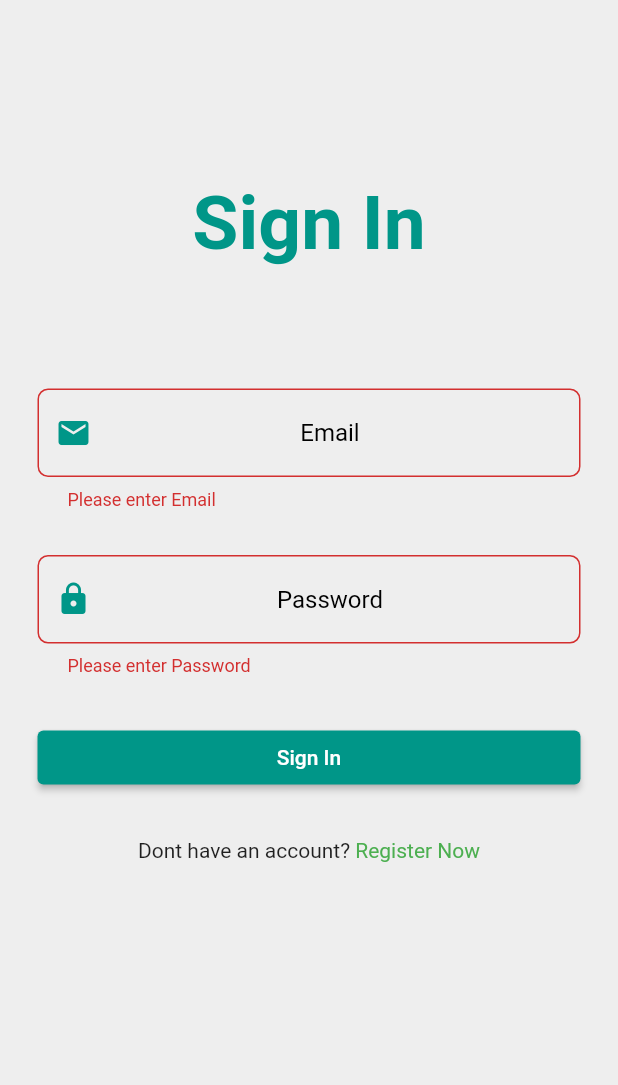
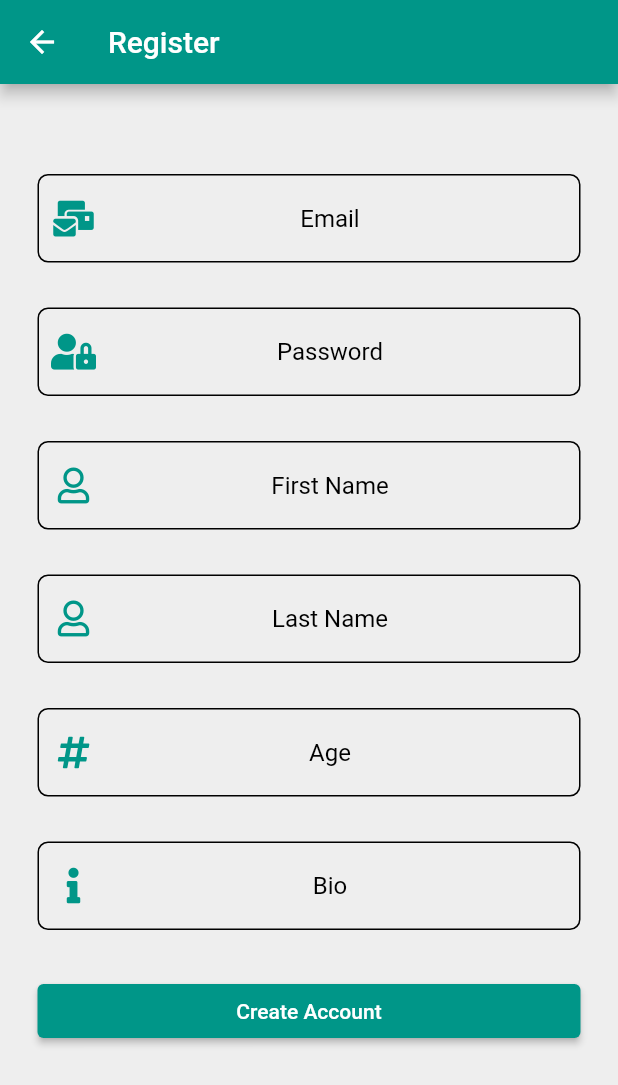
Before and after one commit to LLuque23/MAD-Homework3, a Flutter app: the screen it shows after launch, after a tap on "Sign In", after a tap on "Register Now", on a phone screen of 412 x 824 dp. Shown: the top 1085 px of the screen. Run offline on Flutter 3.47's test engine with Material 2 defaults, Android fonts, the phone set to English and light mode, and no system bars; our stand-ins replace cloud_firestore, email_validator, firebase_auth, firebase_core, font_awesome_flutter; accounts and stored records are empty.

Commit message:
- Create register_screen.dart. - Include email_validator package in pubspec.yaml - Update FirebaseService addUserDocument method to account for the removal of the hometown variable.

```diff
--- a/lib/main.dart
+++ b/lib/main.dart
@@ -4,6 +4,7 @@
 import 'package:homework_3/screens/home_screen.dart';
 import 'package:homework_3/screens/landing_screen.dart';
 import 'package:homework_3/screens/login_screen.dart';
+import 'package:homework_3/screens/register_screen.dart';
 
 void main() async {
   WidgetsFlutterBinding.ensureInitialized();
@@ -26,7 +27,7 @@
       home: LandingScreen(),
       routes: <String, WidgetBuilder>{
         '/login': (BuildContext context) => const LoginScreen(),
-        // '/register': (BuildContext context) => const RegisterScreen(),
+        '/register': (BuildContext context) => const RegisterScreen(),
         '/home': (BuildContext context) => const HomeScreen(),
       },
     );
--- a/lib/screens/login_screen.dart
+++ b/lib/screens/login_screen.dart
@@ -1,5 +1,6 @@
 import 'package:firebase_auth/firebase_auth.dart';
 import 'package:flutter/material.dart';
+import 'package:font_awesome_flutter/font_awesome_flutter.dart';
 import 'package:homework_3/components/snackbar.dart';
 import 'package:homework_3/constants/constants.dart';
 import 'package:homework_3/services/firebase_service.dart';
@@ -62,7 +63,7 @@ class _LoginScreenState extends State<LoginScreen> {
                         decoration: kTextFieldDecoration.copyWith(
                           hintText: 'Email',
                           prefixIcon: const Icon(
-                            Icons.email,
+                            FontAwesomeIcons.mailBulk,
                             color: kAppColor,
                           ),
                         ),
@@ -80,11 +81,12 @@ class _LoginScreenState extends State<LoginScreen> {
                         },
                         textAlign: TextAlign.center,
                         decoration: kTextFieldDecoration.copyWith(
-                            hintText: 'Password',
-                            prefixIcon: const Icon(
-                              Icons.lock,
-                              color: kAppColor,
-                            )),
+                          hintText: 'Password',
+                          prefixIcon: const Icon(
+                            FontAwesomeIcons.userLock,
+                            color: kAppColor,
+                          ),
+                        ),
                       ),
                       const SizedBox(height: 30),
                       SizedBox(
@@ -130,7 +132,7 @@ class _LoginScreenState extends State<LoginScreen> {
                             child: const Text(
                               'Register Now',
                               style: TextStyle(
-                                color: Colors.green,
+                                color: kAppColor,
                               ),
                             ),
                             onTap: () {
--- /dev/null
+++ b/lib/screens/register_screen.dart
@@ -0,0 +1,197 @@
+import 'package:email_validator/email_validator.dart';
+import 'package:flutter/material.dart';
+import 'package:font_awesome_flutter/font_awesome_flutter.dart';
+import 'package:homework_3/components/snackbar.dart';
+import 'package:homework_3/constants/constants.dart';
+import 'package:homework_3/services/firebase_service.dart';
+
+class RegisterScreen extends StatefulWidget {
+  const RegisterScreen({Key? key}) : super(key: key);
+
+  @override
+  _RegisterScreenState createState() => _RegisterScreenState();
+}
+
+class _RegisterScreenState extends State<RegisterScreen> {
+  final _formkey = GlobalKey<FormState>();
+  String email = '';
+  String password = '';
+  String fName = '';
+  String lName = '';
+  String age = '';
+  String bio = '';
+  bool isloading = false;
+  final FirebaseService _firebaseService = FirebaseService();
+
+  @override
+  Widget build(BuildContext context) {
+    return isloading
+        ? const Center(
+            child: CircularProgressIndicator(
+              backgroundColor: kAppColor,
+              valueColor: AlwaysStoppedAnimation(Colors.white),
+            ),
+          )
+        : Scaffold(
+            appBar: AppBar(
+              title: const Text('Register'),
+            ),
+            body: Form(
+              key: _formkey,
+              child: Container(
+                height: double.infinity,
+                width: double.infinity,
+                color: Colors.grey[200],
+                child: SingleChildScrollView(
+                  padding:
+                      const EdgeInsets.symmetric(horizontal: 25, vertical: 60),
+                  child: Column(
+                    mainAxisAlignment: MainAxisAlignment.center,
+                    children: [
+                      TextFormField(
+                        keyboardType: TextInputType.emailAddress,
+                        onChanged: (value) {
+                          email = value;
+                        },
+                        validator: (value) {
+                          if (!EmailValidator.validate(value!)) {
+                            return "Please enter Password";
+                          }
+                        },
+                        textAlign: TextAlign.center,
+                        decoration: kTextFieldDecoration.copyWith(
+                          hintText: 'Email',
+                          prefixIcon: const Icon(
+                            FontAwesomeIcons.mailBulk,
+                            color: kAppColor,
+                          ),
+                        ),
+                      ),
+                      const SizedBox(height: 30),
+                      TextFormField(
+                        obscureText: true,
+                        validator: (value) {
+                          if (value!.isEmpty) {
+                            return "Please enter Password";
+                          }
+                        },
+                        onChanged: (value) {
+                          password = value;
+                        },
+                        textAlign: TextAlign.center,
+                        decoration: kTextFieldDecoration.copyWith(
+                          hintText: 'Password',
+                          prefixIcon: const Icon(
+                            FontAwesomeIcons.userLock,
+                            color: kAppColor,
+                          ),
+                        ),
+                      ),
+                      const SizedBox(height: 30),
+                      TextFormField(
+                        keyboardType: TextInputType.name,
+                        onChanged: (value) {
+                          fName = value;
+                        },
+                        validator: (value) {
+                          if (value!.isEmpty) {
+                            return "Please enter First Name";
+                          }
+                        },
+                        textAlign: TextAlign.center,
+                        decoration: kTextFieldDecoration.copyWith(
+                          hintText: 'First Name',
+                          prefixIcon: const Icon(
+                            FontAwesomeIcons.user,
+                            color: kAppColor,
+                          ),
+                        ),
+                      ),
+                      const SizedBox(height: 30),
+                      TextFormField(
+                        keyboardType: TextInputType.name,
+                        onChanged: (value) {
+                          lName = value;
+                        },
+                        validator: (value) {
+                          if (value!.isEmpty) {
+                            return "Please enter Last Name";
+                          }
+                        },
+                        textAlign: TextAlign.center,
+                        decoration: kTextFieldDecoration.copyWith(
+                          hintText: 'Last Name',
+                          prefixIcon: const Icon(
+                            FontAwesomeIcons.user,
+                            color: kAppColor,
+                          ),
+                        ),
+                      ),
+                      const SizedBox(height: 30),
+                      TextFormField(
+                        keyboardType: TextInputType.text,
+                        onChanged: (value) {
+                          age = value;
+                        },
+                        validator: (value) {
+                          if (value!.isEmpty) {
+                            return "Please enter Age";
+                          }
+                        },
+                        textAlign: TextAlign.center,
+                        decoration: kTextFieldDecoration.copyWith(
+                          hintText: 'Age',
+                          prefixIcon: const Icon(
+                            FontAwesomeIcons.hashtag,
+                            color: kAppColor,
+                          ),
+                        ),
+                      ),
+                      const SizedBox(height: 30),
+                      TextFormField(
+                        keyboardType: TextInputType.text,
+                        onChanged: (value) {
+                          bio = value;
+                        },
+                        validator: (value) {
+                          if (value!.isEmpty) {
+                            return "Please enter Bio";
+                          }
+                        },
+                        textAlign: TextAlign.center,
+                        decoration: kTextFieldDecoration.copyWith(
+                          hintText: 'Bio',
+                          prefixIcon: const Icon(
+                            FontAwesomeIcons.info,
+                            color: kAppColor,
+                          ),
+                        ),
+                      ),
+                      const SizedBox(height: 30),
+                      SizedBox(
+                        width: double.infinity,
+                        child: ElevatedButton(
+                          onPressed: () async {
+                            if (_formkey.currentState!.validate()) {
+                              try {
+                                await _firebaseService.createEmailAndPassword(
+                                    email, password);
+                                await _firebaseService.addUserDocument(
+                                    context, fName, lName, age, bio);
+                                Navigator.of(context).pop();
+                              } catch (e) {
+                                snackbar(context, e.toString(), 3);
+                              }
+                            }
+                          },
+                          child: const Text("Create Account"),
+                        ),
+                      ),
+                    ],
+                  ),
+                ),
+              ),
+            ),
+          );
+  }
+}
--- a/pubspec.yaml
+++ b/pubspec.yaml
@@ -38,6 +38,7 @@ dependencies:
   firebase_auth: ^3.1.3
   cloud_firestore: ^2.5.3
   font_awesome_flutter: ^9.1.0
+  email_validator: ^2.0.1
 
 dev_dependencies:
   flutter_test:
```
Also changed, not shown: lib/services/firebase_service.dart (+18 -2 lines).
